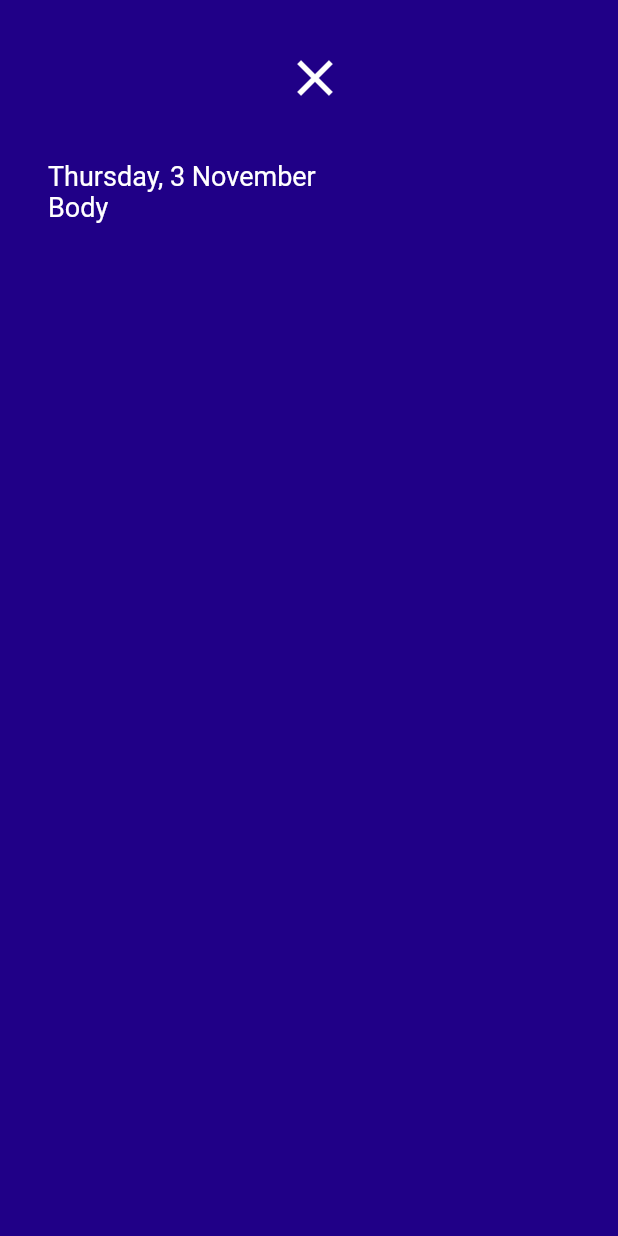
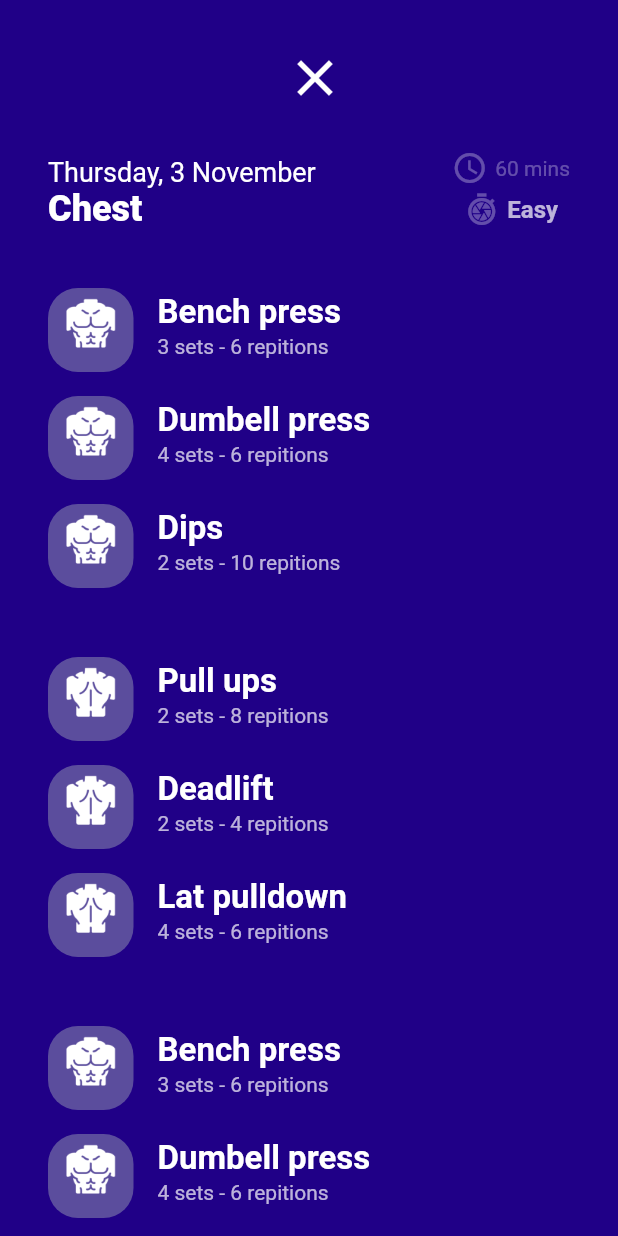
Before and after one commit to dolienn/body_optimizer, a Flutter app: the Workout screen opened directly, after a tap on "ABS", on a phone screen of 412 x 824 dp. Run offline on Flutter 3.47's test engine with Material 2 defaults, Android fonts, the phone set to English and light mode, and no system bars; our stand-ins replace google_fonts.

```diff
--- a/lib/screens/workout.dart
+++ b/lib/screens/workout.dart
@@ -55,7 +55,7 @@ class _WorkoutState extends State<Workout> {
                 Padding(
                   padding: const EdgeInsets.only(top: 100.0),
                   child: Text(
-                    "Time to ",
+                    "choose to ",
                     style: GoogleFonts.bebasNeue(
                       fontSize: 32,
                       color: Colors.black,
@@ -85,14 +85,14 @@ class _WorkoutState extends State<Workout> {
                 Padding(
                   padding: const EdgeInsets.all(25.0),
                   child: Text(
-                    "Choose body part",
+                    "",
                     style: GoogleFonts.lato(fontSize: 33, fontWeight: FontWeight.bold, color: const Color(
                         0xFF232323)),
                   ),
                 ),
               ],
             ),
-            Container(
+            SizedBox(
                 width: 380,
                 height: MediaQuery.of(context).size.height-284,
               child: GridView.builder(
@@ -143,8 +143,8 @@ class _WorkoutState extends State<Workout> {
                               onTap: () {
                                 Navigator.push(
                                   context,
-                                  MaterialPageRoute(builder: (context) => WorkoutScreen(),
-                                  settings: RouteSettings()),
+                                  MaterialPageRoute(builder: (context) => const WorkoutScreen(),
+                                  settings: const RouteSettings()),
                                 );
                               },
                             ),
--- /dev/null
+++ b/lib/screens/workout/chestworkouts.dart
@@ -0,0 +1,76 @@
+class ChestWorkouts {
+  final String image, name, instruction;
+
+  ChestWorkouts({required this.image, required this.name, required this.instruction});
+}
+
+final chest = [
+  [
+    ChestWorkouts(
+      image: "assets/images/chest.png",
+      name: "Bench press",
+      instruction: "3 sets - 6 repitions",
+    ),
+    ChestWorkouts(
+      image: "assets/images/chest.png",
+      name: "Dumbell press",
+      instruction: "4 sets - 6 repitions",
+    ),
+    ChestWorkouts(
+      image: "assets/images/chest.png",
+      name: "Dips",
+      instruction: "2 sets - 10 repitions",
+    ),
+  ],
+  [
+    ChestWorkouts(
+      image: "assets/images/back.png",
+      name: "Pull ups",
+      instruction: "2 sets - 8 repitions",
+    ),
+    ChestWorkouts(
+      image: "assets/images/back.png",
+      name: "Deadlift",
+      instruction: "2 sets - 4 repitions",
+    ),
+    ChestWorkouts(
+      image: "assets/images/back.png",
+      name: "Lat pulldown",
+      instruction: "4 sets - 6 repitions",
+    ),
+  ],
+  [
+    ChestWorkouts(
+      image: "assets/images/chest.png",
+      name: "Bench press",
+      instruction: "3 sets - 6 repitions",
+    ),
+    ChestWorkouts(
+      image: "assets/images/chest.png",
+      name: "Dumbell press",
+      instruction: "4 sets - 6 repitions",
+    ),
+    ChestWorkouts(
+      image: "assets/images/chest.png",
+      name: "Dips",
+      instruction: "2 sets - 10 repitions",
+    ),
+  ],
+  [
+    ChestWorkouts(
+      image: "assets/images/back.png",
+      name: "Pull ups",
+      instruction: "2 sets - 8 repitions",
+    ),
+    ChestWorkouts(
+      image: "assets/images/back.png",
+      name: "Deadlift",
+      instruction: "2 sets - 4 repitions",
+    ),
+    ChestWorkouts(
+      image: "assets/images/back.png",
+      name: "Lat pulldown",
+      instruction: "4 sets - 6 repitions",
+    ),
+  ],
+];
--- a/lib/screens/workout/workoutscreen.dart
+++ b/lib/screens/workout/workoutscreen.dart
@@ -1,4 +1,5 @@
 import 'package:body_optimizer/screens/workout.dart';
+import 'package:body_optimizer/screens/workout/chestworkouts.dart';
 import 'package:flutter/cupertino.dart';
 import 'package:flutter/material.dart';
 import 'package:intl/intl.dart';
@@ -29,32 +30,115 @@ class _WorkoutScreenState extends State<WorkoutScreen> {
                 child: IconButton(onPressed: (){
                   Navigator.of(context).pop();
                 },
-                    icon: Icon(Icons.close, color: Colors.white, size: 40,
+                    icon: const Icon(Icons.close, color: Colors.white, size: 40,
                     )
+                ),
+              ),
+              const SizedBox(
+                height: 20,
+              ),
+              ListTile(
+                title: Text(
+                  "${DateFormat("EEEE").format(today)}, ${DateFormat("d MMMM").format(today)}",
+                  style: const TextStyle(
+                    fontSize: 18,
+                    fontWeight: FontWeight.w400,
+                    color: Colors.white
+                  ),
+                ),
+                subtitle: const Text(
+                  'Chest',
+                  style: TextStyle(
+                      fontSize: 24,
+                      fontWeight: FontWeight.w800,
+                      color: Colors.white
+                  ),
+                ),
+                trailing: Column(
+                  children: <Widget>[
+                    Row(
+                      mainAxisSize: MainAxisSize.min,
+                      children: const <Widget>[
+                    Icon(
+                      Icons.access_time,
+                      color: Colors.white30,
+                    ),
+                    SizedBox(
+                        width: 5,
+                    ),
+                    Text(
+                      "60 mins",
+                      style: TextStyle(
+                        color: Colors.white30,
+                      ),
+                    )
+                        ],
+                    ),
+                    SizedBox(
+                      height: 4,
+                    ),
+                    Row(
+                      mainAxisSize: MainAxisSize.min,
+                      children: <Widget>[
+                        Icon(
+                          Icons.shutter_speed,
+                          color: Colors.white30,
+                        ),
+                        SizedBox(
+                          width: 5,
+                        ),
+                        Text(
+                          "Easy",
+                          style: TextStyle(color: Colors.white70, fontWeight: FontWeight.w600, fontSize: 16),
+                        )
+                      ],
+                    ),
+                  ],
                 ),
               ),
               SizedBox(
                 height: 20,
               ),
+              for (int i = 0; i < chest.length; i++)
+                Column(
+                  children: <Widget>[
+                    for (int j = 0; j < chest[i].length; j++)
                       ListTile(
+                        leading: Container(
+                          decoration: BoxDecoration(
+                            borderRadius: BorderRadius.all(Radius.circular(20)),
+                            color: const Color(0xFF5B4D9D),
+                          ),
+                          padding: const EdgeInsets.all(6),
+                          child: Image.asset(
+                            chest[i][j].image,
+                            width: 45,
+                            height: 45,
+                            color: Colors.white,
+                          ),
+                        ),
                         title: Text(
-                  "${DateFormat("EEEE").format(today)}, ${DateFormat("d MMMM").format(today)}",
+                          chest[i][j].name,
                           style: TextStyle(
-                    fontSize: 18,
-                    fontWeight: FontWeight.w400,
-                    color: Colors.white
+                            color: Colors.white,
+                            fontSize: 22,
+                            fontWeight: FontWeight.w600,
                           ),
                         ),
                         subtitle: Text(
-                  'Body',
+                          chest[i][j].instruction,
                           style: TextStyle(
-                      fontSize: 18,
+                            color: Colors.white70,
+                            fontSize: 14,
                             fontWeight: FontWeight.w400,
-                      color: Colors.white
                           ),
                         ),
-
-              )
+                      ),
+                    SizedBox(
+                      height: 30,
+                    ),
+                  ],
+                ),
             ],
           ),
         ),
```
Lines whose indentation alone changed are shown as unchanged.
